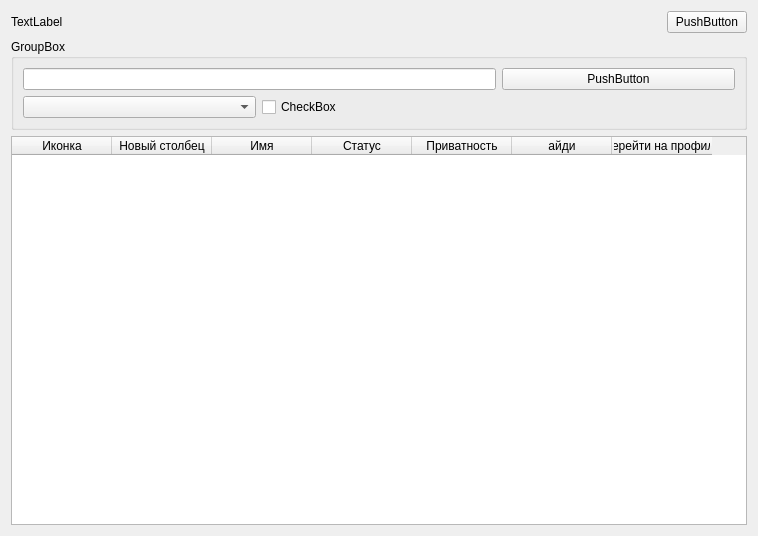
Above: AraSteamManager/formfriends.ui from Arankir/AraSteamManager before the change. Below: the same form after it.
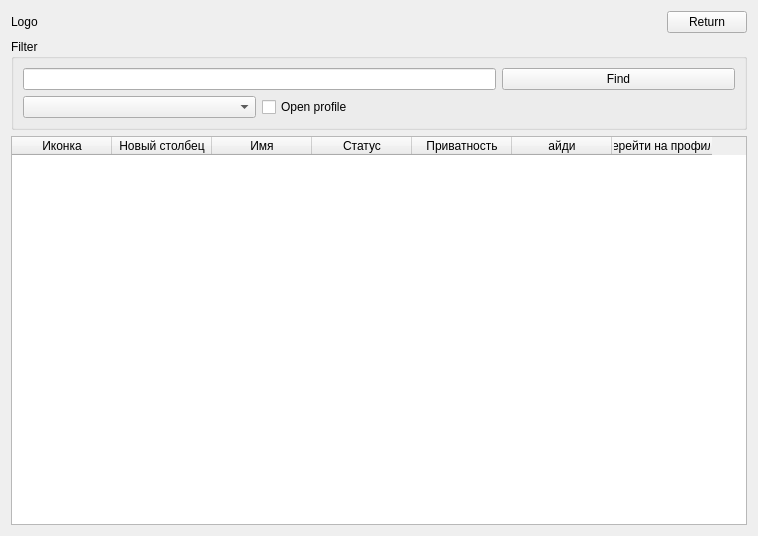
That is the form after the change.

```diff
--- a/AraSteamManager/formfriends.ui
+++ b/AraSteamManager/formfriends.ui
@@ -17,7 +17,7 @@
    <item row="0" column="0">
     <widget class="QLabel" name="label">
      <property name="text">
-      <string>TextLabel</string>
+      <string>Logo</string>
      </property>
     </widget>
    </item>
@@ -37,14 +37,14 @@
    <item row="0" column="2">
     <widget class="QPushButton" name="pushButton">
      <property name="text">
-      <string>PushButton</string>
+      <string>Return</string>
      </property>
     </widget>
    </item>
    <item row="5" column="0" colspan="3">
     <widget class="QGroupBox" name="groupBox">
      <property name="title">
-      <string>GroupBox</string>
+      <string>Filter</string>
      </property>
      <layout class="QGridLayout" name="gridLayout_2">
       <item row="1" column="0">
@@ -56,14 +56,14 @@
       <item row="0" column="2">
        <widget class="QPushButton" name="pushButton_2">
         <property name="text">
-         <string>PushButton</string>
+         <string>Find</string>
         </property>
        </widget>
       </item>
       <item row="1" column="1">
        <widget class="QCheckBox" name="checkBox">
         <property name="text">
-         <string>CheckBox</string>
+         <string>Open profile</string>
         </property>
        </widget>
       </item>
```
Left out of the diff: 14 changed lines with no effect on the pictures.
